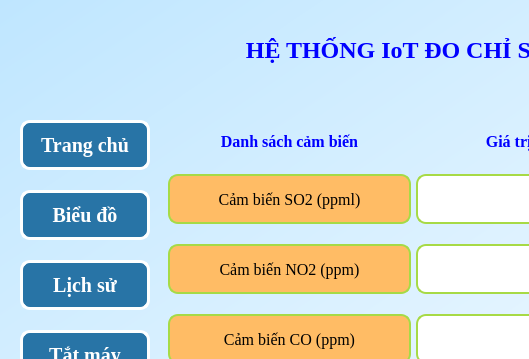
Before: the Qt Designer form main.ui in sonmasterj/iot-air_sensor, drawn with Qt 5; both pictures show x 0 to 529 and y 0 to 359 of the 936 by 637 pixel window.
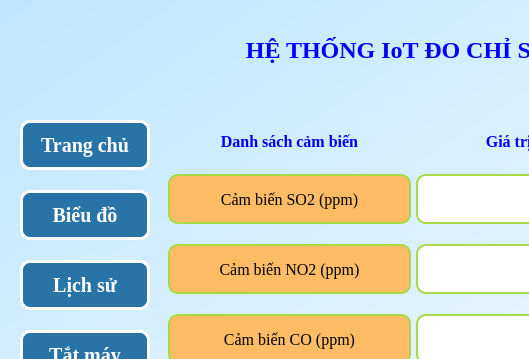
After: the same form once the commit is applied. The open tabs and pages were chosen to show the change.

Commit message: fix ui+ close event

```diff
--- a/main.ui
+++ b/main.ui
@@ -549,7 +549,7 @@
 }</string>
                 </property>
                 <property name="text">
-                 <string>Cảm biến SO2 (ppml)</string>
+                 <string>Cảm biến SO2 (ppm)</string>
                 </property>
                 <property name="alignment">
                  <set>Qt::AlignCenter</set>
```
The commit also changes 1 other file.
